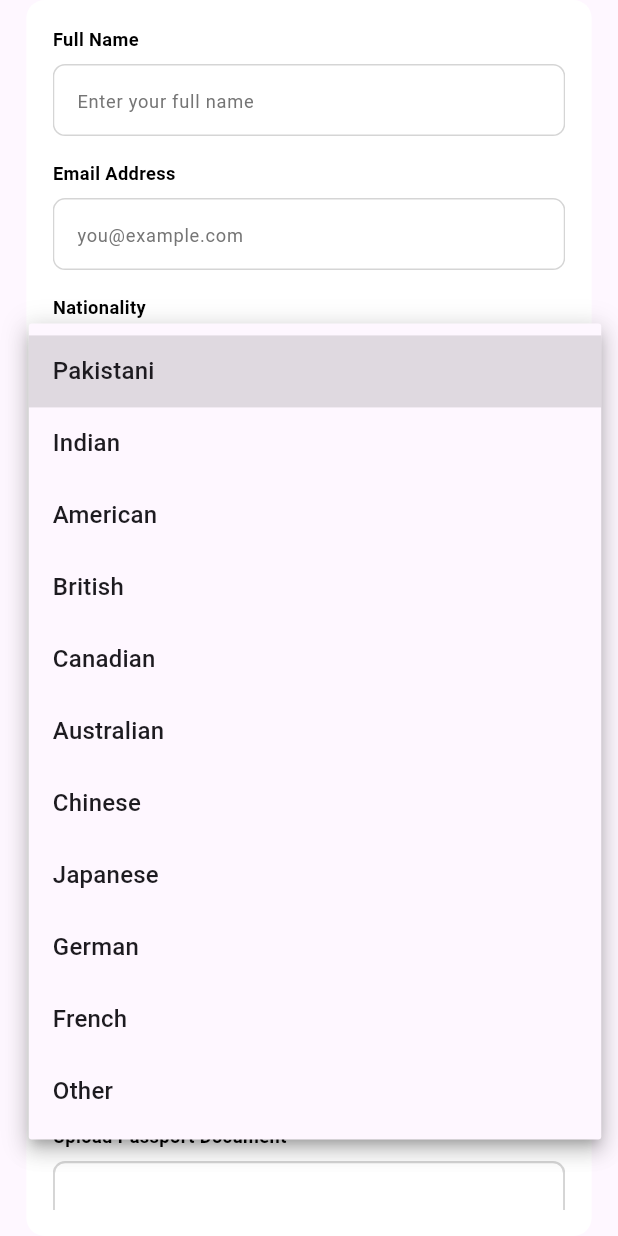
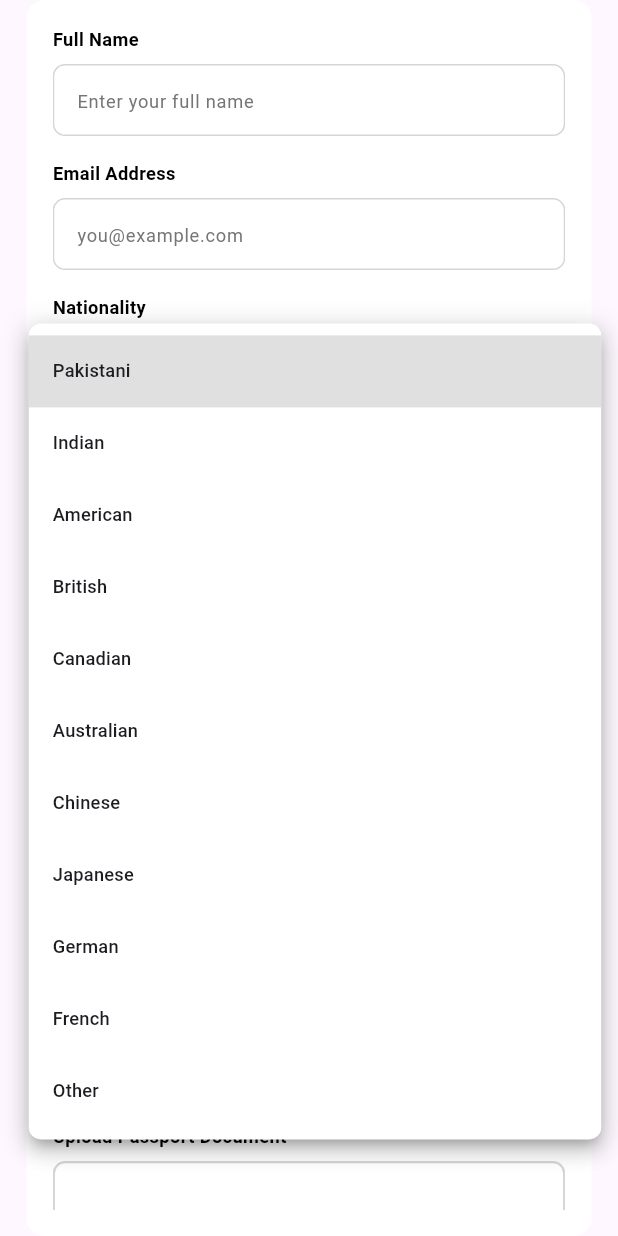
Before and after one commit to Qazaz2350/mv-travel, a Flutter app: the DetailStepView widget shown alone on an empty page, opened directly, after a tap on "Select your nationality", on a phone screen of 412 x 824 dp. Run offline on Flutter 3.47's test engine with Material 3 defaults, Android fonts, the phone set to English and light mode, and no system bars; our stand-ins replace cloud_firestore, dropdown_button2, file_picker, firebase_auth, firebase_core, flutter_screenutil and 3 more; accounts and stored records are empty.

Commit message:
Your commit message

```diff
--- a/lib/views/apply_for_visa/personal_details.dart
+++ b/lib/views/apply_for_visa/personal_details.dart
@@ -90,12 +90,13 @@ class DetailStepView extends StatelessWidget {
                   SizedBox(height: 16.h),
 
                   /// Date of Birth
-                  AppDateField(
-                    label: 'Date of Birth',
-                    hint: 'mm / dd / yyyy',
-                    controller: vm.dobController,
-                    onTap: () => vm.selectDate(context),
-                  ),
+                 AppDateField(
+              label: 'Date of Birth',
+              hint: 'MM / DD / YYYY',
+              controller: vm.dobController,
+              onTap: () => vm.selectDate(context), // <-- opens calendar
+            ),
+
                   SizedBox(height: 16.h),
 
                   /// Phone
@@ -176,6 +177,9 @@ class DetailStepView extends StatelessWidget {
         ),
         SizedBox(height: 8.h),
         DropdownButtonFormField<String>(
+          dropdownColor: AppColors.white,
+          borderRadius: BorderRadius.circular(8.r),
+
           value: value,
           hint: Text(
             hint,
@@ -194,7 +198,7 @@ class DetailStepView extends StatelessWidget {
             ),
             focusedBorder: OutlineInputBorder(
               borderRadius: BorderRadius.circular(8.r),
-              borderSide: BorderSide(color: AppColors.blue),
+              borderSide: BorderSide(color: AppColors.grey1),
             ),
             contentPadding: EdgeInsets.symmetric(
               horizontal: 16.w,
@@ -202,7 +206,12 @@ class DetailStepView extends StatelessWidget {
             ),
           ),
           items: items
-              .map((item) => DropdownMenuItem(value: item, child: Text(item)))
+              .map(
+                (item) => DropdownMenuItem(
+                  value: item,
+                  child: Text(item, style: TextStyle(fontSize: FontSizes.f14)),
+                ),
+              )
               .toList(),
           onChanged: onChanged,
         ),
@@ -236,8 +245,22 @@ class DetailStepView extends StatelessWidget {
                 vertical: 14.h,
               ),
             ),
+            dropdownColor: AppColors.white,
+            borderRadius: BorderRadius.circular(8.r),
             items: ['+92', '+91', '+1', '+44', '+971', '+86', '+81']
-                .map((code) => DropdownMenuItem(value: code, child: Text(code)))
+                .map(
+                  (code) => DropdownMenuItem(
+                    value: code,
+
+                    child: Text(
+                      code,
+                      style: TextStyle(
+                        fontSize: FontSizes.f14,
+                        color: AppColors.grey2,
+                      ),
+                    ),
+                  ),
+                )
                 .toList(),
             onChanged: (value) {
               vm.selectedCountryCode = value!;
```
Also changed, not shown: lib/views/home/tabbar/tabbar.dart (+27 -5 lines).
